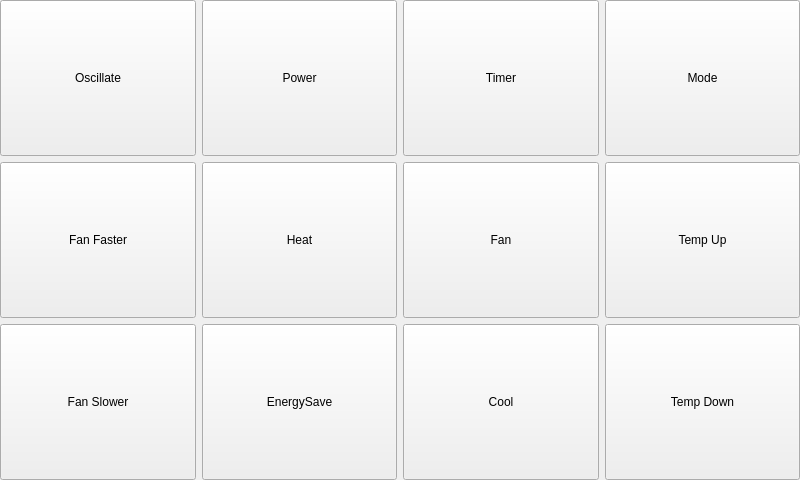
jpietrzak8/Pierogi, file forms/pirairconditionerform.ui: the form before one commit.
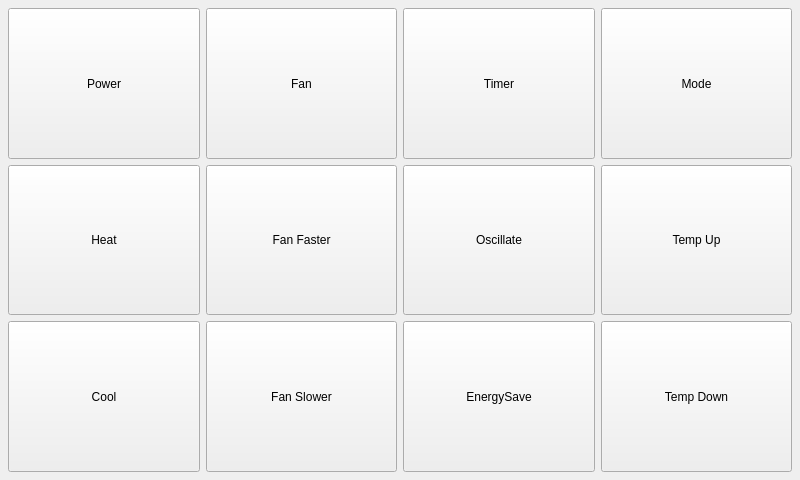
The form after the commit. Icons and pictures are not drawn.

```diff
--- a/forms/pirairconditionerform.ui
+++ b/forms/pirairconditionerform.ui
@@ -15,22 +15,9 @@
   </property>
   <layout class="QGridLayout" name="gridLayout">
    <property name="margin">
-    <number>0</number>
+    <number>8</number>
    </property>
    <item row="0" column="0">
-    <widget class="QPushButton" name="oscillateButton">
-     <property name="sizePolicy">
-      <sizepolicy hsizetype="Expanding" vsizetype="Expanding">
-       <horstretch>0</horstretch>
-       <verstretch>0</verstretch>
-      </sizepolicy>
-     </property>
-     <property name="text">
-      <string>Oscillate</string>
-     </property>
-    </widget>
-   </item>
-   <item row="0" column="1">
     <widget class="QPushButton" name="powerButton">
      <property name="sizePolicy">
       <sizepolicy hsizetype="Expanding" vsizetype="Expanding">
@@ -53,6 +40,19 @@
      </property>
     </widget>
    </item>
+   <item row="0" column="1">
+    <widget class="QPushButton" name="fanButton">
+     <property name="sizePolicy">
+      <sizepolicy hsizetype="Expanding" vsizetype="Expanding">
+       <horstretch>0</horstretch>
+       <verstretch>0</verstretch>
+      </sizepolicy>
+     </property>
+     <property name="text">
+      <string>Fan</string>
+     </property>
+    </widget>
+   </item>
    <item row="0" column="2">
     <widget class="QPushButton" name="timerButton">
      <property name="sizePolicy">
@@ -89,7 +89,33 @@
      </property>
     </widget>
    </item>
+   <item row="2" column="0">
+    <widget class="QPushButton" name="heatButton">
+     <property name="sizePolicy">
+      <sizepolicy hsizetype="Expanding" vsizetype="Expanding">
+       <horstretch>0</horstretch>
+       <verstretch>0</verstretch>
+      </sizepolicy>
+     </property>
+     <property name="text">
+      <string>Heat</string>
+     </property>
+    </widget>
+   </item>
    <item row="4" column="0">
+    <widget class="QPushButton" name="coolButton">
+     <property name="sizePolicy">
+      <sizepolicy hsizetype="Expanding" vsizetype="Expanding">
+       <horstretch>0</horstretch>
+       <verstretch>0</verstretch>
+      </sizepolicy>
+     </property>
+     <property name="text">
+      <string>Cool</string>
+     </property>
+    </widget>
+   </item>
+   <item row="4" column="1">
     <widget class="QPushButton" name="fanSlowerButton">
      <property name="sizePolicy">
       <sizepolicy hsizetype="Expanding" vsizetype="Expanding">
@@ -102,7 +128,7 @@
      </property>
     </widget>
    </item>
-   <item row="4" column="1">
+   <item row="4" column="2">
     <widget class="QPushButton" name="energySaveButton">
      <property name="sizePolicy">
       <sizepolicy hsizetype="Expanding" vsizetype="Expanding">
@@ -115,19 +141,6 @@
      </property>
     </widget>
    </item>
-   <item row="4" column="2">
-    <widget class="QPushButton" name="coolButton">
-     <property name="sizePolicy">
-      <sizepolicy hsizetype="Expanding" vsizetype="Expanding">
-       <horstretch>0</horstretch>
-       <verstretch>0</verstretch>
-      </sizepolicy>
-     </property>
-     <property name="text">
-      <string>Cool</string>
-     </property>
-    </widget>
-   </item>
    <item row="4" column="3">
     <widget class="QPushButton" name="tempDownButton">
      <property name="sizePolicy">
@@ -151,20 +164,7 @@
      </property>
     </widget>
    </item>
-   <item row="3" column="2">
-    <widget class="QPushButton" name="fanButton">
-     <property name="sizePolicy">
-      <sizepolicy hsizetype="Expanding" vsizetype="Expanding">
-       <horstretch>0</horstretch>
-       <verstretch>0</verstretch>
-      </sizepolicy>
-     </property>
-     <property name="text">
-      <string>Fan</string>
-     </property>
-    </widget>
-   </item>
-   <item row="3" column="0">
+   <item row="2" column="1">
     <widget class="QPushButton" name="fanFasterButton">
      <property name="sizePolicy">
       <sizepolicy hsizetype="Expanding" vsizetype="Expanding">
@@ -177,7 +177,20 @@
      </property>
     </widget>
    </item>
-   <item row="3" column="3">
+   <item row="2" column="2">
+    <widget class="QPushButton" name="oscillateButton">
+     <property name="sizePolicy">
+      <sizepolicy hsizetype="Expanding" vsizetype="Expanding">
+       <horstretch>0</horstretch>
+       <verstretch>0</verstretch>
+      </sizepolicy>
+     </property>
+     <property name="text">
+      <string>Oscillate</string>
+     </property>
+    </widget>
+   </item>
+   <item row="2" column="3">
     <widget class="QPushButton" name="tempUpButton">
      <property name="sizePolicy">
       <sizepolicy hsizetype="Expanding" vsizetype="Expanding">
@@ -200,19 +213,6 @@
      </property>
     </widget>
    </item>
-   <item row="3" column="1">
-    <widget class="QPushButton" name="heatButton">
-     <property name="sizePolicy">
-      <sizepolicy hsizetype="Expanding" vsizetype="Expanding">
-       <horstretch>0</horstretch>
-       <verstretch>0</verstretch>
-      </sizepolicy>
-     </property>
-     <property name="text">
-      <string>Heat</string>
-     </property>
-    </widget>
-   </item>
   </layout>
  </widget>
  <resources>
```
